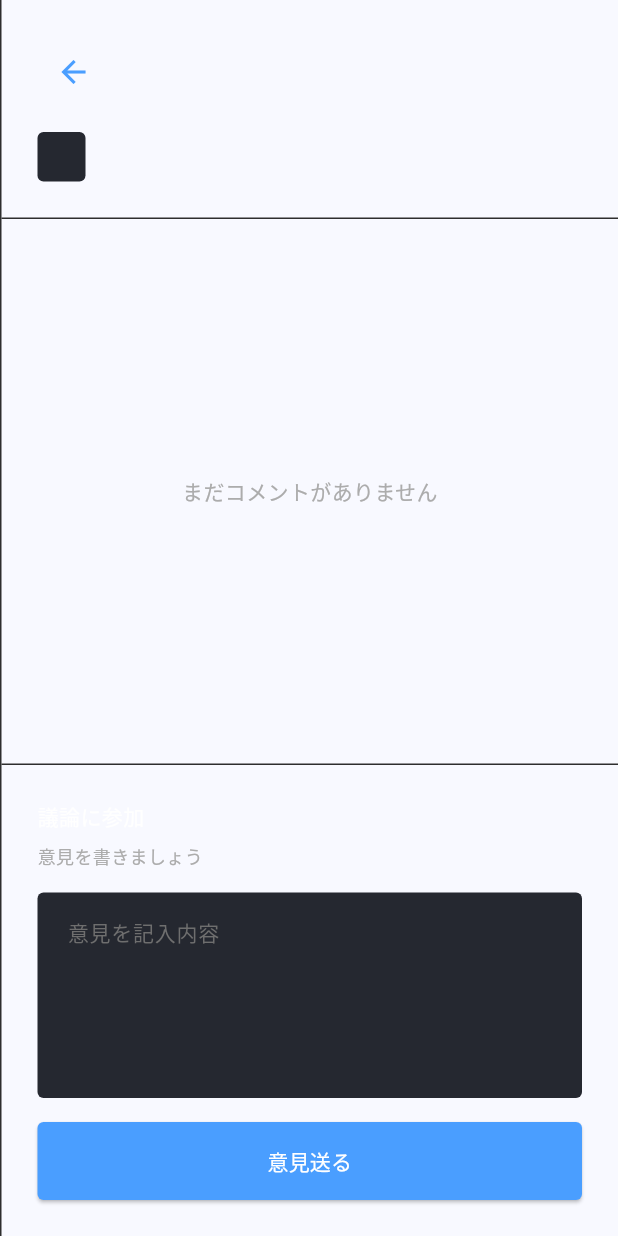
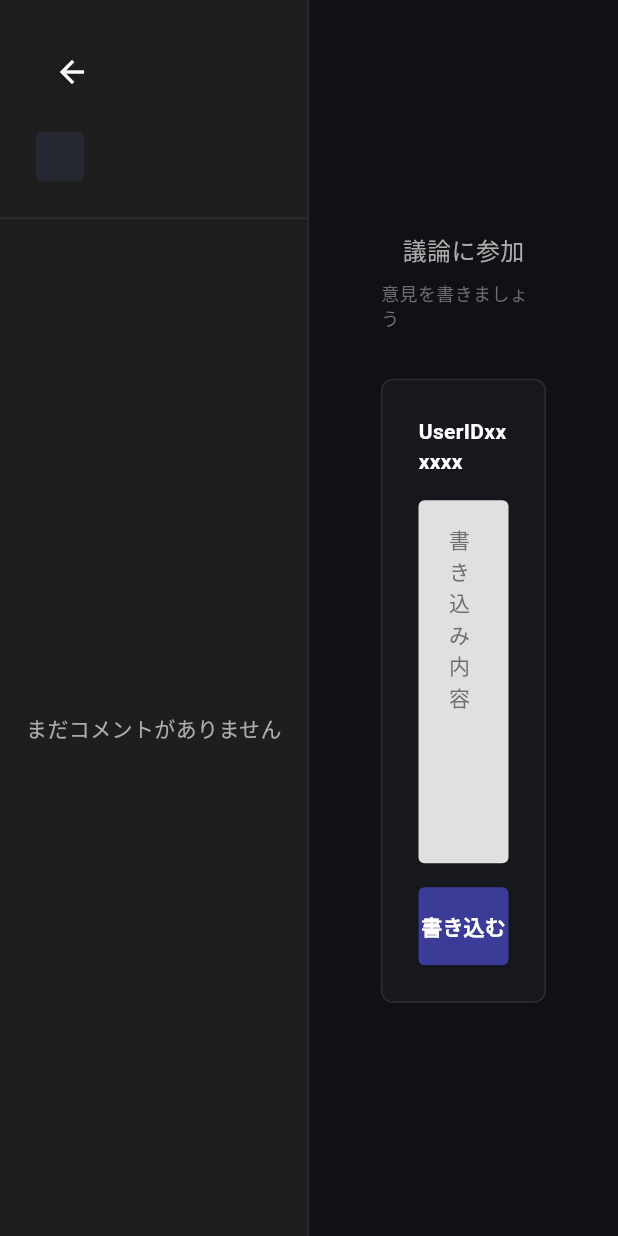
Before and after one commit to yushi-ie/hourei-frontend, a Flutter app: the DiscussionDetailPanel widget shown alone on an empty page, opened directly with empty values, on a phone screen of 412 x 824 dp. Run offline on Flutter 3.47's test engine with Material 3 defaults, Android fonts, the phone set to English and light mode, and no system bars.

Commit message:
feat: 議論リストと詳細パネルを備えたタイムライン画面を追加

```diff
--- a/lib/screens/timeline_screen.dart
+++ b/lib/screens/timeline_screen.dart
@@ -99,6 +99,8 @@
       ),
       body: Container(
         color: const Color(0xFF1E1E1E),
+        child: _selectedDiscussion == null
+            ? Padding(
                 padding: const EdgeInsets.all(24.0),
                 child: Row(
                   crossAxisAlignment: CrossAxisAlignment.start,
@@ -146,8 +148,7 @@
                     const SizedBox(width: 24),
                     Expanded(
                       flex: 1,
-              child: _selectedDiscussion == null
-                  ? Container(
+                      child: Container(
                         decoration: const BoxDecoration(
                           border: Border(
                             left: BorderSide(color: Color(0xFF2E2E2E), width: 1),
@@ -173,6 +174,10 @@
                             ),
                           ],
                         ),
+                      ),
+                    ),
+                  ],
+                ),
               )
             : DiscussionDetailPanel(
                 discussion: _selectedDiscussion!,
@@ -183,9 +188,6 @@
                 },
               ),
       ),
-          ],
-        ),
-      ),
     );
   }
 }
--- a/lib/widgets/discussion_detail_panel.dart
+++ b/lib/widgets/discussion_detail_panel.dart
@@ -45,9 +45,17 @@
   @override
   Widget build(BuildContext context) {
     return Container(
+      color: const Color(0xFF1E1E1E), // Ensure background match
+      child: Row(
+        crossAxisAlignment: CrossAxisAlignment.start,
+        children: [
+          // Left Side: Thread Detail
+          Expanded(
+            flex: 1,
+            child: Container(
               decoration: const BoxDecoration(
                 border: Border(
-          left: BorderSide(color: Color(0xFF2E2E2E), width: 1),
+                  right: BorderSide(color: Color(0xFF2E2E2E), width: 1),
                 ),
               ),
               child: Column(
@@ -66,7 +74,7 @@
                         Row(
                           children: [
                             IconButton(
-                      icon: const Icon(Icons.arrow_back, color: Color(0xFF4A9EFF)),
+                              icon: const Icon(Icons.arrow_back, color: Colors.white), // Match screenshot white arrow
                               onPressed: widget.onBack,
                               padding: EdgeInsets.zero,
                               constraints: const BoxConstraints(),
@@ -77,7 +85,7 @@
                                 widget.discussion.title,
                                 style: const TextStyle(
                                   color: Colors.white,
-                          fontSize: 18,
+                                  fontSize: 20, // Slightly larger
                                   fontWeight: FontWeight.bold,
                                 ),
                               ),
@@ -95,13 +103,13 @@
                         Container(
                           padding: const EdgeInsets.symmetric(horizontal: 16, vertical: 8),
                           decoration: BoxDecoration(
-                    color: const Color(0xFF252830),
+                            color: const Color(0xFF252830), // Darker tag bg
                             borderRadius: BorderRadius.circular(4),
                           ),
                           child: Text(
                             widget.discussion.lawTitle,
                             style: const TextStyle(
-                      color: Color(0xFFACACAC),
+                              color: Color(0xFFACACAC), // Muted text
                               fontSize: 12,
                             ),
                           ),
@@ -123,6 +131,7 @@
                             ),
                           )
                         : ListView.builder(
+                            padding: const EdgeInsets.all(24),
                             itemCount: widget.discussion.comments.length,
                             itemBuilder: (context, index) {
                               return CommentItem(
@@ -131,50 +140,73 @@
                             },
                           ),
                   ),
-
-          // Comment input area
-          Container(
-            padding: const EdgeInsets.all(24),
-            decoration: const BoxDecoration(
-              border: Border(
-                top: BorderSide(color: Color(0xFF2E2E2E), width: 1),
+                ],
               ),
             ),
+          ),
+
+          // Right Side: Comment Input
+          Expanded(
+            flex: 1,
+            child: Container(
+              color: const Color(0xFF0F1115), // Darker background for right side as per screenshot
+              padding: const EdgeInsets.all(48), // Generous padding
               child: Column(
-              crossAxisAlignment: CrossAxisAlignment.start,
+                mainAxisAlignment: MainAxisAlignment.center,
                 children: [
                   const Text(
                     '議論に参加',
                     style: TextStyle(
-                    color: Colors.white,
-                    fontSize: 14,
-                    fontWeight: FontWeight.w500,
+                      color: Color(0xFFACACAC), // Muted title similar to screenshot
+                      fontSize: 16,
                     ),
                   ),
                   const SizedBox(height: 8),
                   const Text(
                     '意見を書きましょう',
                     style: TextStyle(
-                    color: Color(0xFFACACAC),
+                      color: Color(0xFF6E6E6E),
                       fontSize: 12,
+                    ),
+                  ),
+                  const SizedBox(height: 32),
+                  // Input Card
+                  Container(
+                    padding: const EdgeInsets.all(24),
+                    decoration: BoxDecoration(
+                      color: const Color(0xFF16181D), // Slightly lighter card bg
+                      borderRadius: BorderRadius.circular(8),
+                      border: Border.all(color: const Color(0xFF2E2E2E)),
+                    ),
+                    child: Column(
+                      crossAxisAlignment: CrossAxisAlignment.start,
+                      mainAxisSize: MainAxisSize.min,
+                      children: [
+                         // User ID place holder
+                         const Text(
+                          'UserIDxxxxxx',
+                          style: TextStyle(
+                            color: Colors.white,
+                            fontSize: 14,
+                            fontWeight: FontWeight.bold,
                           ),
                          ),
                          const SizedBox(height: 16),
                         TextField(
                           controller: _commentController,
-                  maxLines: 5,
+                          maxLines: 10, // Taller input
                           style: const TextStyle(
-                    color: Colors.white,
+                            color: Colors.black87, // Dark text on light bg
                             fontSize: 14,
                           ),
                           decoration: InputDecoration(
-                    hintText: '意見を記入内容',
+                            hintText: '書き込み内容',
                             hintStyle: const TextStyle(
                               color: Color(0xFF6E6E6E),
                               fontSize: 14,
                             ),
                             filled: true,
-                    fillColor: const Color(0xFF252830),
+                            fillColor: const Color(0xFFE0E0E0), // Light gray input field
                             border: OutlineInputBorder(
                               borderRadius: BorderRadius.circular(4),
                               borderSide: BorderSide.none,
@@ -188,7 +220,7 @@
                           child: ElevatedButton(
                             onPressed: _submitComment,
                             style: ElevatedButton.styleFrom(
-                      backgroundColor: const Color(0xFF4A9EFF),
+                              backgroundColor: const Color(0xFF3B3B98), // Indigo/Purple accent
                               foregroundColor: Colors.white,
                               padding: const EdgeInsets.symmetric(vertical: 16),
                               shape: RoundedRectangleBorder(
@@ -196,10 +228,10 @@
                               ),
                             ),
                             child: const Text(
-                      '意見送る',
+                              '書き込む',
                               style: TextStyle(
                                 fontSize: 14,
-                        fontWeight: FontWeight.w500,
+                                fontWeight: FontWeight.bold,
                               ),
                             ),
                           ),
@@ -209,6 +241,10 @@
                   ),
                 ],
               ),
+            ),
+          ),
+        ],
+      ),
     );
   }
 }
```
Lines whose indentation alone changed are shown as unchanged.
